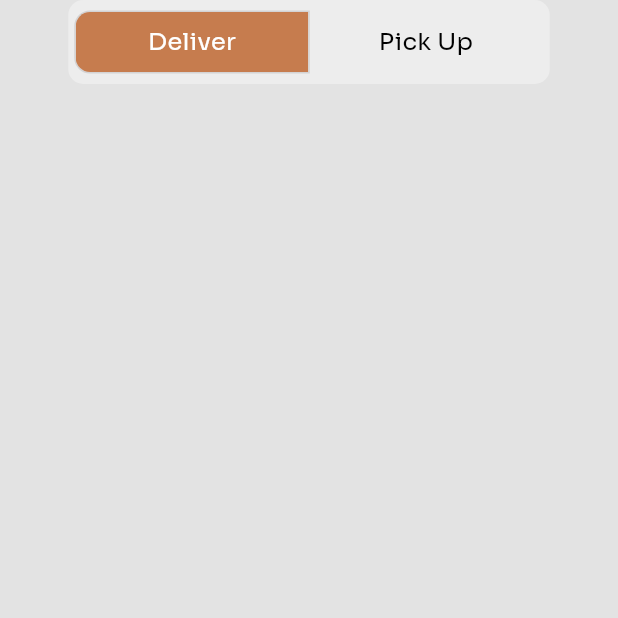
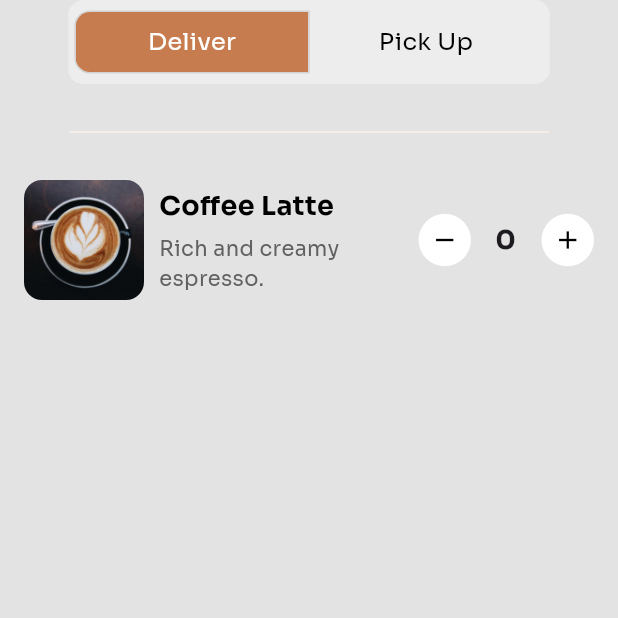
Before and after one commit to mahmoudyoussef3/CaffeeGo, a Flutter app: the screen it shows after launch, on a phone screen of 412 x 824 dp, the top half of it. Run offline on Flutter 3.47's test engine with Material 3 defaults, Android fonts, the light colour scheme and no system bars; our stand-ins replace bloc, cloud_firestore, firebase_auth, firebase_core, flutter_bloc, flutter_svg and 2 more; accounts and stored records are empty.

Commit message:
create custom order item

```diff
--- a/lib/features/order_screen/presentation/pages/order_screen.dart
+++ b/lib/features/order_screen/presentation/pages/order_screen.dart
@@ -3,6 +3,7 @@ import 'package:flutter/cupertino.dart';
 import 'package:flutter/material.dart';
 
 import '../../../../core/utils/app_colors.dart';
+import '../widgets/order_item.dart';
 import '../widgets/toggle_buttons.dart';
 
 class OrderScreen extends StatelessWidget {
@@ -18,14 +19,19 @@ class OrderScreen extends StatelessWidget {
         child: Container(
           width: double.infinity,
           // height: 700,
-          child:  Expanded(
-            child: Column(
-              crossAxisAlignment: CrossAxisAlignment.center,
-              children: [
-                ToggleButtonsWidget(),
+          child:  Column(
+            crossAxisAlignment: CrossAxisAlignment.center,
+            children: [
+              ToggleButtonsWidget(),
+              SizedBox(height: 24,),
+              Divider(thickness: 1,color: AppColors.offWhiteAppColor,
+                endIndent: 30,
+                indent: 30,),
+              SizedBox(height: 24,),
+              CustomOrderItme(),
 
-              ],
-            ),
+
+            ],
           ),
         ),
       ),
--- /dev/null
+++ b/lib/features/order_screen/presentation/widgets/custom_circular_button.dart
@@ -0,0 +1,34 @@
+import 'package:flutter/material.dart';
+
+class CircularButton extends StatelessWidget {
+  final IconData icon;
+  final VoidCallback onPressed;
+
+  const CircularButton({
+    Key? key,
+    required this.icon,
+    required this.onPressed,
+  }) : super(key: key);
+
+  @override
+  Widget build(BuildContext context) {
+    return GestureDetector(
+      onTap: onPressed,
+      child: Container(
+        height: 35,
+        width: 35,
+        decoration: BoxDecoration(
+          shape: BoxShape.circle,
+          color: Colors.white,
+        ),
+        child: Center(
+          child: Icon(
+            icon,
+            color: Colors.black,
+            size: 20,
+          ),
+        ),
+      ),
+    );
+  }
+}
--- /dev/null
+++ b/lib/features/order_screen/presentation/widgets/order_item.dart
@@ -0,0 +1,105 @@
+import 'package:flutter/material.dart';
+import '../../../../core/utils/app_colors.dart';
+import 'custom_circular_button.dart';
+
+class CustomOrderItme extends StatefulWidget {
+  @override
+  _CustomOrderItmeState createState() => _CustomOrderItmeState();
+}
+
+class _CustomOrderItmeState extends State<CustomOrderItme> {
+  int counter = 0;
+
+  void _increaseCounter() {
+    setState(() {
+      counter++;
+    });
+  }
+
+  void _decreaseCounter() {
+    setState(() {
+      if (counter > 0) counter--;
+    });
+  }
+
+  @override
+  Widget build(BuildContext context) {
+    return Container(
+      color: AppColors.greyAppColor,
+      width:double.infinity ,
+      child: Row(
+        crossAxisAlignment: CrossAxisAlignment.center,
+        children: [
+          // 1. Rounded Border Image
+          ClipRRect(
+            borderRadius: BorderRadius.circular(12),
+            child: Image.asset(
+              "assets/images/caffe_mocha.png", // Replace with your image URL
+              height: 80,
+              width: 80,
+              fit: BoxFit.cover,
+            ),
+          ),
+          SizedBox(width: 10), // Space between image and text section
+
+          // 2. Column for Name and Description
+          Expanded(
+            child: Column(
+              crossAxisAlignment: CrossAxisAlignment.start,
+              mainAxisAlignment: MainAxisAlignment.center,
+              children: [
+                const Text(
+                  "Coffee Latte", // Replace with your name
+                  style: TextStyle(
+                    fontSize: 18,
+                    fontWeight: FontWeight.bold,
+                    color: Colors.black,
+                  ),
+                ),
+                SizedBox(height: 5),
+                Text(
+                  "Rich and creamy espresso.", // Replace with your description
+                  style: TextStyle(
+                    fontSize: 14,
+                    color: Colors.grey.shade700,
+                  ),
+                ),
+              ],
+            ),
+          ),
+          SizedBox(width: 10),
+
+          // 3. Counter Section with Buttons
+          Row(
+            children: [
+              // Decrease Button
+              CircularButton(
+                icon: Icons.remove,
+                onPressed: _decreaseCounter,
+              ),
+              SizedBox(width: 16),
+              // Counter Text
+              SizedBox(
+                width: 15,
+                child: Text(
+                  "$counter",
+                  style: TextStyle(
+                    fontSize: 18,
+                    fontWeight: FontWeight.bold,
+                  ),
+                ),
+              ),
+              SizedBox(width: 16),
+              // Increase Button
+              CircularButton(
+                icon: Icons.add,
+                onPressed: _increaseCounter,
+              ),
+
+            ],
+          ),
+        ],
+      ),
+    );
+  }
+}
```
